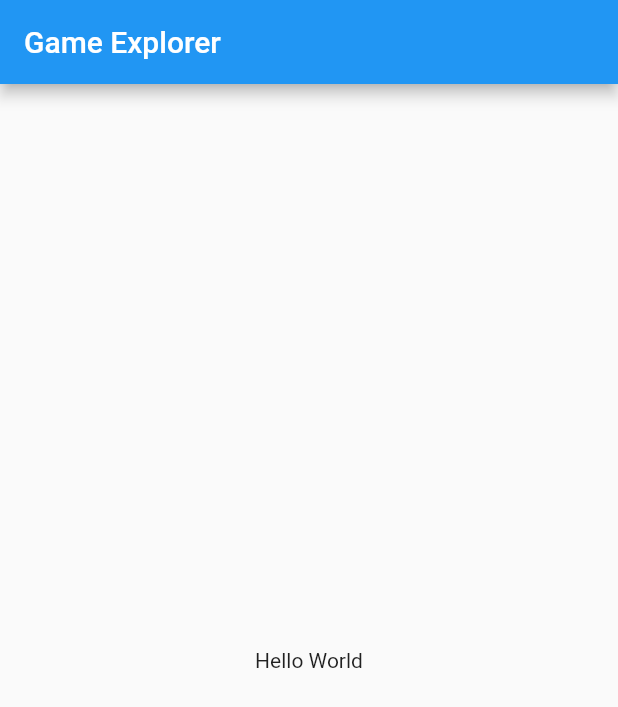
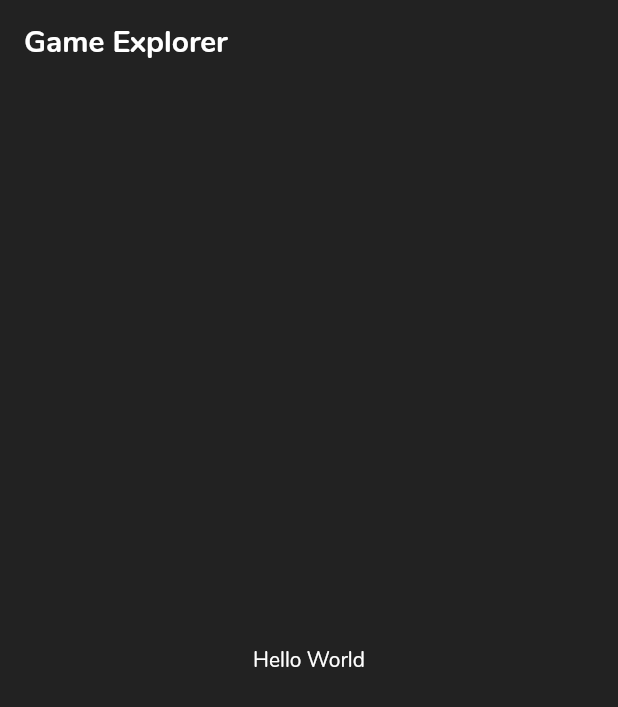
Before and after one commit to game-explorer-2020/game-explorer-flutter, a Flutter app: the screen it shows after launch, on a phone screen of 412 x 824 dp. Shown: the top 707 px of the screen. Run offline on Flutter 3.47's test engine with Material 2 defaults, Android fonts, the phone set to English and light mode, and no system bars.

Commit message:
feat: set themes and add Nunito font

```diff
--- /dev/null
+++ b/lib/layout/color_definitions.dart
@@ -0,0 +1,7 @@
+import 'package:flutter/material.dart';
+
+class ColorDefinitions {
+  static Color dark([double opacity = 1]) => Color.fromRGBO(34, 34, 34, opacity);
+  static Color light([double opacity = 1]) => Colors.white.withOpacity(opacity);
+  static Color accent([double opacity = 1]) => Color.fromRGBO(23, 185, 120, opacity);
+}
--- a/lib/main.dart
+++ b/lib/main.dart
@@ -1,4 +1,6 @@
 import 'package:flutter/material.dart';
+import 'package:game_explorer_flutter/layout/color_definitions.dart';
+import 'package:game_explorer_flutter/screens/home/home.dart';
 
 void main() => runApp(GameExplorer());
 
@@ -7,14 +9,50 @@ class GameExplorer extends StatelessWidget {
   Widget build(BuildContext context) {
     return MaterialApp(
       title: 'Game Explorer',
-      home: Scaffold(
-        appBar: AppBar(
-          title: Text('Game Explorer'),
+      theme: ThemeData(
+        fontFamily: 'Nunito',
+        accentColor: ColorDefinitions.accent(),
+        scaffoldBackgroundColor: ColorDefinitions.light(),
+        appBarTheme: AppBarTheme(
+          color: ColorDefinitions.light(),
+          elevation: 0.0,
+          textTheme: TextTheme(
+            headline6: TextStyle(
+              color: ColorDefinitions.dark(),
+              fontSize: 20.0,
+              fontWeight: FontWeight.bold,
+              fontFamily: 'Nunito',
+            ),
+          ),
         ),
-        body: Center(
-          child: Text('Hello World'),
+        textTheme: TextTheme(
+          headline6: TextStyle(color: ColorDefinitions.dark()),
+          bodyText2: TextStyle(color: ColorDefinitions.dark()),
         ),
       ),
+      darkTheme: ThemeData(
+        fontFamily: 'Nunito',
+        accentColor: ColorDefinitions.accent(),
+        scaffoldBackgroundColor: ColorDefinitions.dark(),
+        appBarTheme: AppBarTheme(
+          color: ColorDefinitions.dark(),
+          elevation: 0.0,
+          textTheme: TextTheme(
+            headline6: TextStyle(
+              color: ColorDefinitions.light(),
+              fontSize: 20.0,
+              fontWeight: FontWeight.bold,
+              fontFamily: 'Nunito',
+            ),
+          ),
+        ),
+        textTheme: TextTheme(
+          headline6: TextStyle(color: ColorDefinitions.light()),
+          bodyText2: TextStyle(color: ColorDefinitions.light()),
+        ),
+      ),
+      themeMode: ThemeMode.dark,
+      home: Home(),
     );
   }
 }
--- a/lib/screens/home/home.dart
+++ b/lib/screens/home/home.dart
@@ -0,0 +1,15 @@
+import 'package:flutter/material.dart';
+
+class Home extends StatelessWidget {
+  @override
+  Widget build(BuildContext context) {
+    return Scaffold(
+      appBar: AppBar(
+        title: Text('Game Explorer'),
+      ),
+      body: Center(
+        child: Text('Hello World'),
+      ),
+    );
+  }
+}
--- a/pubspec.yaml
+++ b/pubspec.yaml
@@ -17,4 +17,10 @@ dev_dependencies:
     sdk: flutter
 
 flutter:
+  fonts:
+    - family: Nunito
+      fonts:
+        - asset: fonts/Nunito-Regular.ttf
+        - asset: fonts/Nunito-Bold.ttf
+          weight: 700
   uses-material-design: true
```
Also changed, not shown: fonts/Nunito-Bold.ttf (added), fonts/Nunito-Regular.ttf (added).
